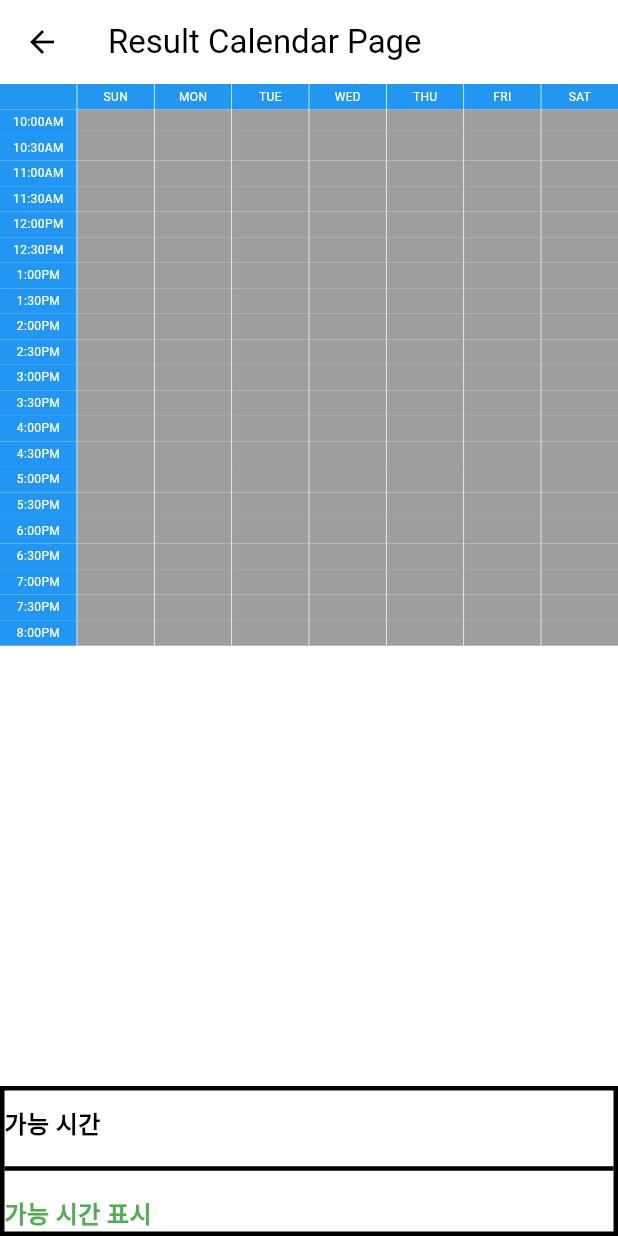
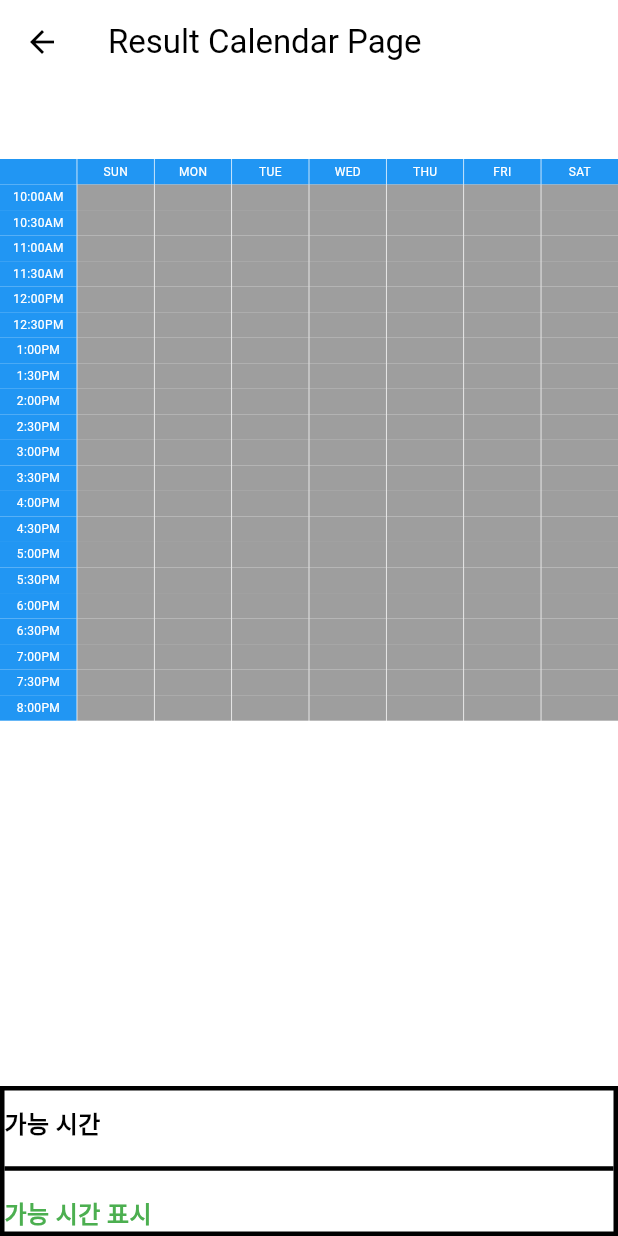
Before and after one commit to CNU-SW-Academy-Team7/FE, a Flutter app: the ResultCalendarPage screen opened directly, on a phone screen of 412 x 824 dp. Run offline on Flutter 3.47's test engine with Material 2 defaults, Android fonts, the phone set to English and light mode, and no system bars; our stand-ins replace table_calendar; Roboto replaces fonts that are missing (text).

Commit message:
reult페이지만 수정

```diff
--- a/lib/pages/calendar_pages/resultCalendarPage.dart
+++ b/lib/pages/calendar_pages/resultCalendarPage.dart
@@ -18,39 +18,39 @@ class _ResultCalendarPageState extends State<ResultCalendarPage> {
 final Set<int> selectedIndexes = Set<int>();
 final key = GlobalKey();
 final Set<_Foo> _trackTaped = Set<_Foo>();
-  List<Map<String, dynamic>> availableScheduleList = [];
 
-  @override
-  void initState() {
-    super.initState();
-    // 백엔드에서 데이터를 가져와서 availableScheduleList를 초기화
-    fetchAvailableSchedules();
-  }
+/////////////////////////////////////////////////////////////////////////////////////////////////////
+//백엔드와 연동하는 부분
+Future<void> registerUser() async {
+final apiUrl = '34.64.52.102:8080/availableScheduleResult/1/2'; // 백엔드 API URL
+final requestBody = {
+'email': 'user@example.com',
+'password': 'password123',
+// 다른 필요한 데이터도 추가할 수 있음
+};
 
-  // 백엔드와 연동하는 부분
-  Future<void> fetchAvailableSchedules() async {
-    final apiUrl = 'http://34.64.52.102:8080/availableScheduleList/1/1';
-
-    final response = await http.get(Uri.parse(apiUrl));
+final response = await http.post(
+Uri.parse(apiUrl),
+headers: {'Content-Type': 'application/json'},
+body: jsonEncode(requestBody),
+);
 
 if (response.statusCode == 200) {
-      final jsonBody = json.decode(response.body);
-      final availableSchedules = jsonBody['availableScheduleResponseList'];
-
-      if (availableSchedules is List) {
-        // 데이터를 맵으로 파싱한 다음 availableScheduleList에 설정
-        setState(() {
-          availableScheduleList =
-              availableSchedules.cast<Map<String, dynamic>>();
-        });
+// 회원 가입 성공
+final responseData = jsonDecode(response.body);
+// 응답 데이터를 처리하는 로직 추가
+} else {
+// 회원 가입 실패 또는 오류 처리
+final errorMessage = '회원 가입에 실패했습니다.';
+// 오류 처리 로직 추가
 }
 }
-  }
+/////////////////////////////////////////////////////////////////////////////////////////////////////
 
-  // Detecting tapped item
 _detectTapedItem(PointerEvent event) {
 if (event.position != null) {
-      final RenderBox box = key.currentContext!.findRenderObject() as RenderBox;
+final RenderBox box =
+key.currentContext!.findRenderObject() as RenderBox;
 final result = BoxHitTestResult();
 Offset local = box.globalToLocal(event.position!);
 if (box.hitTest(result, position: local)) {
@@ -65,7 +65,6 @@ class _ResultCalendarPageState extends State<ResultCalendarPage> {
 }
 }
 
-  // Toggling selection
 _toggleSelection(int index) {
 setState(() {
 if (selectedIndexes.contains(index)) {
@@ -75,7 +74,6 @@ class _ResultCalendarPageState extends State<ResultCalendarPage> {
 }
 });
 }
-
 @override
 Widget build(BuildContext context) {
 return Scaffold(
@@ -85,7 +83,14 @@ class _ResultCalendarPageState extends State<ResultCalendarPage> {
 body: Column(
 children: [
 Expanded(
+child: Listener(
+onPointerDown: _detectTapedItem,
+onPointerMove: _detectTapedItem,
+onPointerUp: _clearSelection,
+child: Padding(
+padding: EdgeInsets.symmetric(vertical: 50.0),
 child: GridView.builder(
+key: key,
 itemCount: 176,
 physics: NeverScrollableScrollPhysics(),
 gridDelegate: SliverGridDelegateWithFixedCrossAxisCount(
@@ -100,21 +105,13 @@ class _ResultCalendarPageState extends State<ResultCalendarPage> {
 alignment: Alignment.center,
 color: Colors.blue,
 child: Text(
-                        [
-                          '',
-                          'SUN',
-                          'MON',
-                          'TUE',
-                          'WED',
-                          'THU',
-                          'FRI',
-                          'SAT'
-                        ][index],
+['', 'SUN', 'MON', 'TUE', 'WED', 'THU', 'FRI', 'SAT'][index],
 style: TextStyle(
 color: Colors.white,
 fontSize: 8,
 ),
-                      ));
+),
+);
 } else if (index % 8 == 0) {
 return Container(
 alignment: Alignment.center,
@@ -147,38 +144,29 @@ class _ResultCalendarPageState extends State<ResultCalendarPage> {
 color: Colors.white,
 fontSize: 8,
 ),
-                      ));
+),
+);
 } else {
-                  // 여기서 availableNum 값을 가져와야 합니다.
-                  final availableNum = availableScheduleList.isNotEmpty
-                      ? availableScheduleList[index - 8]['availableNum'] as int
-                      : 0; // 임시로 0으로 설정
-
-                  // 색상을 availableNum에 따라 동적으로 설정
-                  final maxAvailableNum = availableScheduleList.isNotEmpty
-                      ? availableScheduleList
-                          .map((data) => data['availableNum'] as int)
-                          .reduce((a, b) => a > b ? a : b)
-                      : 0; // 가장 큰 availableNum 값
-
-                  final color = availableNum > 0
-                      ? Colors.green.withOpacity(
-                          0.1 + (availableNum / maxAvailableNum) * 0.9)
-                      : Colors.grey;
-
-                  return Container(
-                    color: color,
+return  Foo(
+index: index,
+child: Container(
+color: selectedIndexes.contains(index)
+? Colors.green
+: Colors.grey,
+),
 );
 }
 },
+),
+),
 ),
 ),
 SizedBox(height: 1.0),
 Container(
 decoration: BoxDecoration(
 border: Border.all(
-                color: Colors.black,
-                width: 3.0,
+color: Colors.black, // 외곽선 색상 설정
+width: 3.0, // 외곽선의 너비 설정
 ),
 ),
 child: Column(
@@ -195,19 +183,19 @@ class _ResultCalendarPageState extends State<ResultCalendarPage> {
 ),
 ),
 ),
-                SizedBox(height: 10.0),
+SizedBox(height: 10.0), // 줄 사이의 간격 추가
 Divider(
-                  color: Colors.black,
-                  thickness: 3.0,
+color: Colors.black, // 구분선 색상 설정
+thickness: 3.0, // 구분선의 두께 설정
 ),
-                SizedBox(height: 10.0),
+SizedBox(height: 10.0), // 줄 사이의 간격 추가
 Align(
 alignment: Alignment.centerLeft,
 child: Text(
 '가능 시간 표시',
 textAlign: TextAlign.center,
 style: TextStyle(
-                      color: Colors.green,
+color: Colors.green, //주석처리처럼 초록색 해놓은거
 fontSize: 16.0,
 fontWeight: FontWeight.bold,
 ),
@@ -219,6 +207,12 @@ class _ResultCalendarPageState extends State<ResultCalendarPage> {
 ],
 ),
 );
+}
+
+void _clearSelection(PointerUpEvent event) {
+setState(() {
+_trackTaped.clear();
+});
 }
 }
 
```
Lines whose indentation alone changed are shown as unchanged.
